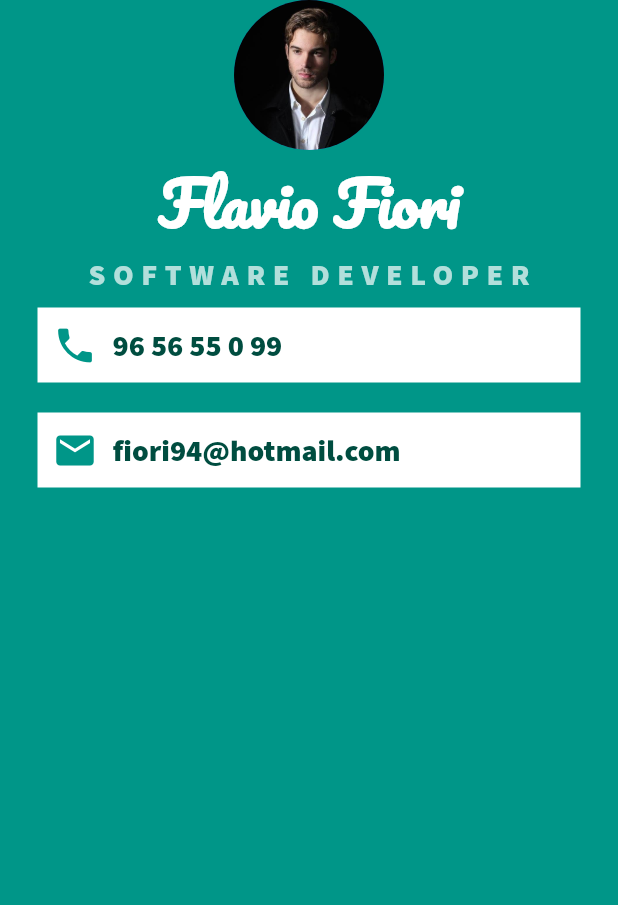
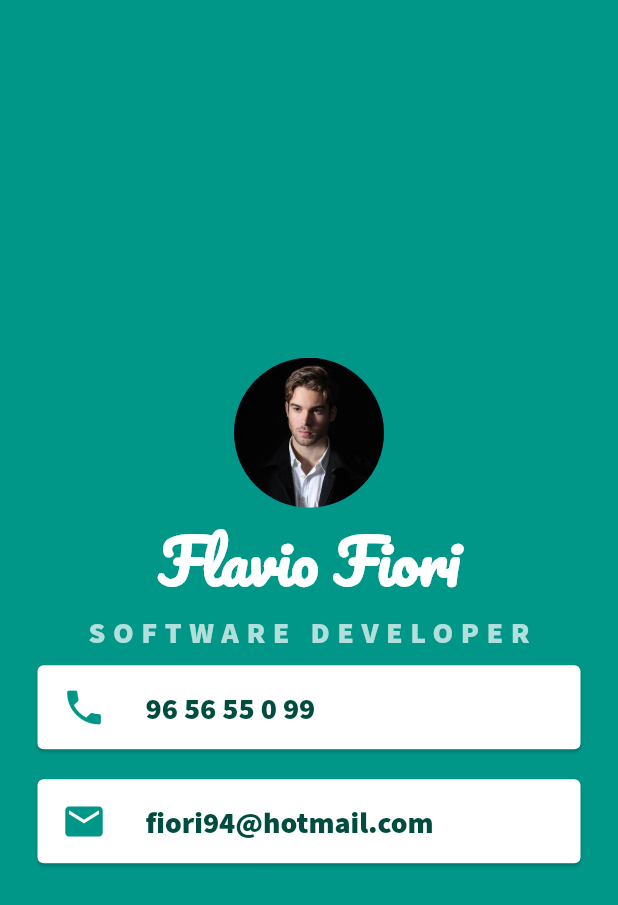
Before and after one commit to fiori/MiCard, a Flutter app: the screen it shows after launch, on a phone screen of 412 x 824 dp. Shown: the top 905 px of the screen. Run offline on Flutter 3.47's test engine with Material 2 defaults, Android fonts, the phone set to English and light mode, and no system bars.

Commit message:
changed the customContainr from Container Widget to Card Widget

```diff
--- a/lib/main.dart
+++ b/lib/main.dart
@@ -12,6 +12,7 @@ class MyApp extends StatelessWidget {
           body: SafeArea(
             child: Center(
               child: Column(
+                mainAxisAlignment: MainAxisAlignment.center,
                 children: <Widget>[
                   CircleAvatar(
                     radius: 50.0,
@@ -49,27 +50,21 @@ Widget customText(String text, String fontFamily,
       ),
     );
 
-Widget customContainer(IconData icon, String content) => Container(
+Widget customContainer(IconData icon, String content) => Card(
       color: Colors.white,
-      padding: EdgeInsets.all(10.0),
       margin: EdgeInsets.symmetric(vertical: 10.0, horizontal: 25.0),
-      child: Row(
-        children: <Widget>[
-          Icon(
+      child: ListTile(
+        leading: Icon(
           icon,
           color: Colors.teal,
           size: 30,
         ),
-          SizedBox(
-            width: 10.0,
-          ),
-          Text(
+        title: Text(
           content,
           style: TextStyle(
               color: Colors.teal.shade900,
               fontSize: 20,
               fontFamily: 'SourceSansPro'),
         ),
-        ],
       ),
     );
```
Lines whose indentation alone changed are shown as unchanged.
